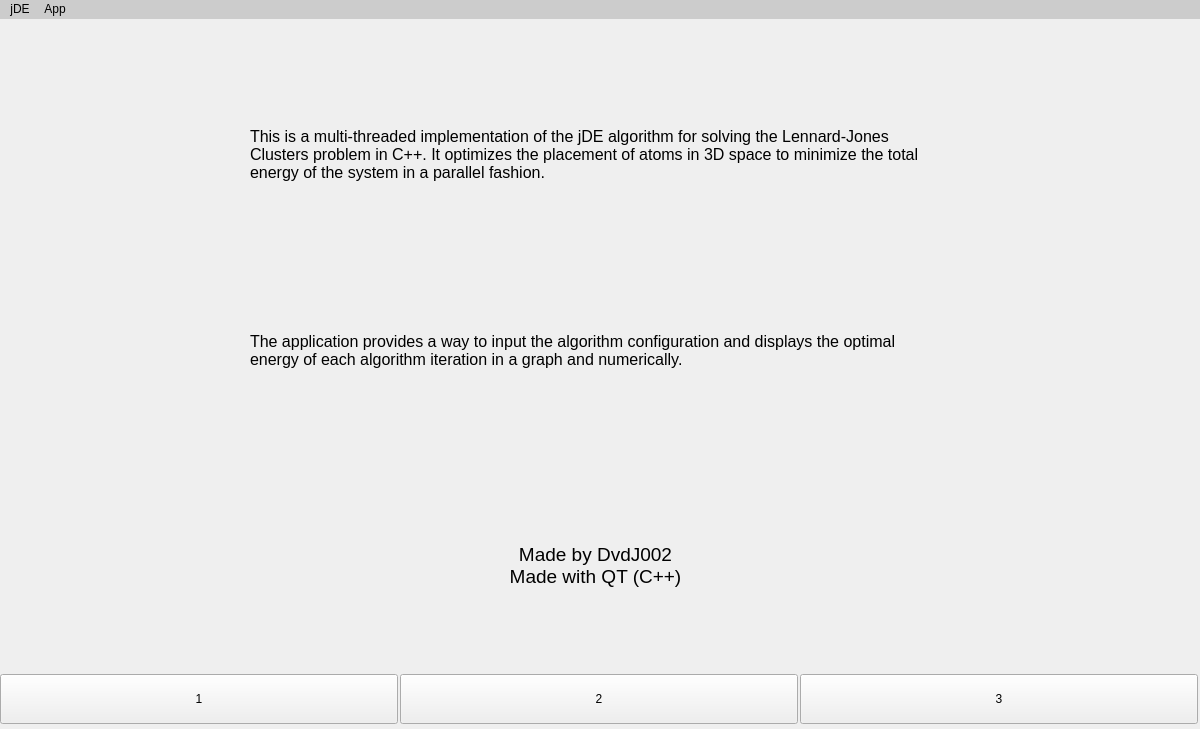
The window that mainwindow.ui (DvdJ002/lennard-jones-clusters-jDE) describes before a commit, drawn with Qt 5.
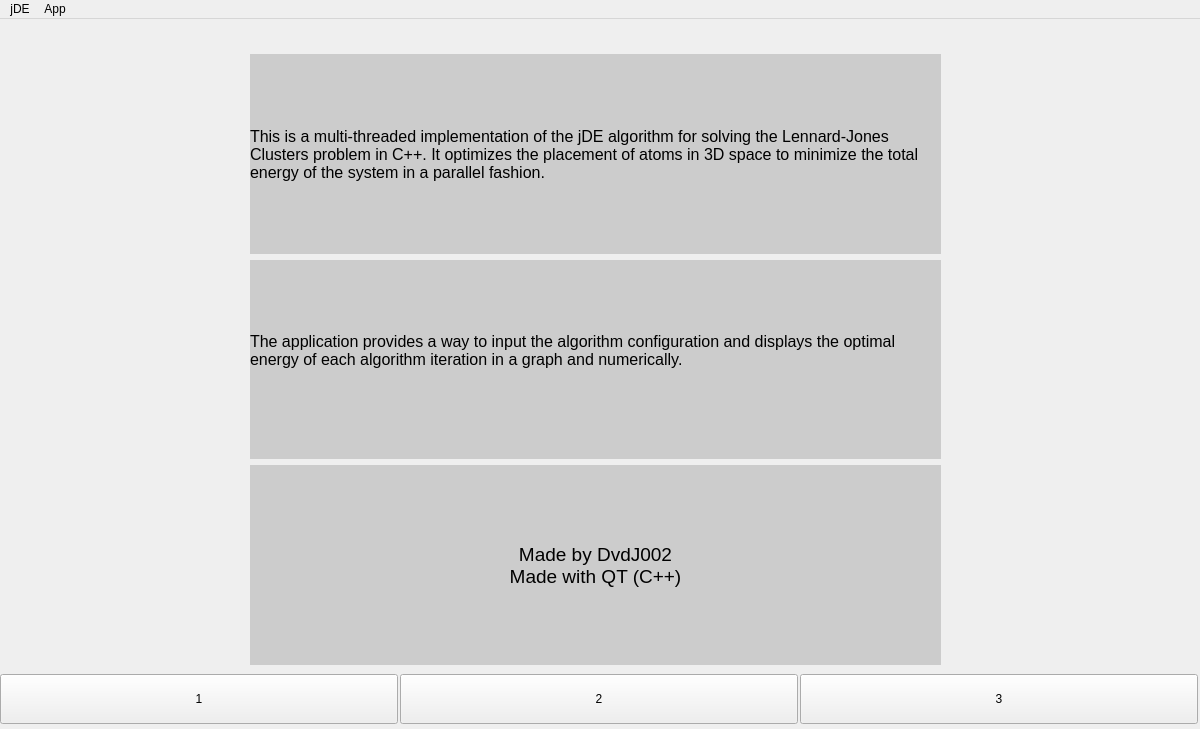
The same window after the commit. The open tabs and pages were chosen to show the change.

Commit message: Minor style changes with menuBar and page 3

What changed in the file:
```diff
--- a/mainwindow.ui
+++ b/mainwindow.ui
@@ -417,6 +417,9 @@
            <pointsize>12</pointsize>
           </font>
          </property>
+         <property name="styleSheet">
+          <string notr="true">background-color: #cccccc; color: black;</string>
+         </property>
          <property name="text">
           <string>This is a multi-threaded implementation of the jDE algorithm for solving the Lennard-Jones Clusters problem in C++. It optimizes the placement of atoms in 3D space to minimize the total energy of the system in a parallel fashion.</string>
          </property>
@@ -432,6 +435,9 @@
            <pointsize>12</pointsize>
           </font>
          </property>
+         <property name="styleSheet">
+          <string notr="true">background-color: #cccccc; color: black;</string>
+         </property>
          <property name="text">
           <string>The application provides a way to input the algorithm configuration and displays the optimal energy of each algorithm iteration in a graph and numerically. 
  &lt;description of each argument and what it does&gt;</string>
@@ -448,6 +454,9 @@
            <pointsize>14</pointsize>
           </font>
          </property>
+         <property name="styleSheet">
+          <string notr="true">background-color: #cccccc; color: black;</string>
+         </property>
          <property name="text">
           <string>Made by DvdJ002
 Made with QT (C++)</string>
@@ -475,7 +484,7 @@
     <bool>false</bool>
    </property>
    <property name="styleSheet">
-    <string notr="true">background-color: #cccccc; color: black;</string>
+    <string notr="true"/>
    </property>
    <widget class="QMenu" name="menujDE">
     <property name="geometry">
```
Left out of the diff: 4 changed lines with no effect on the pictures. The commit also changes 1 other file.
